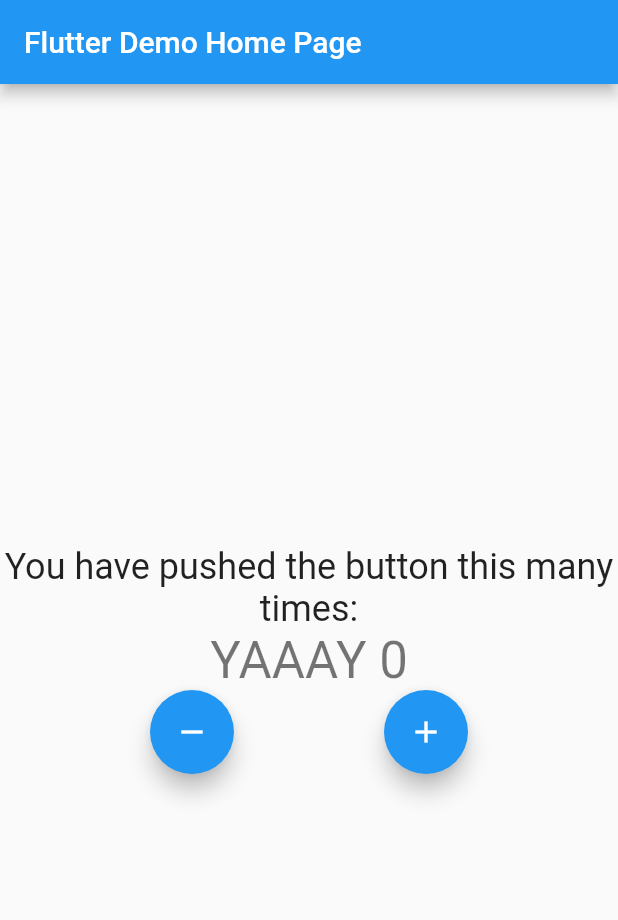
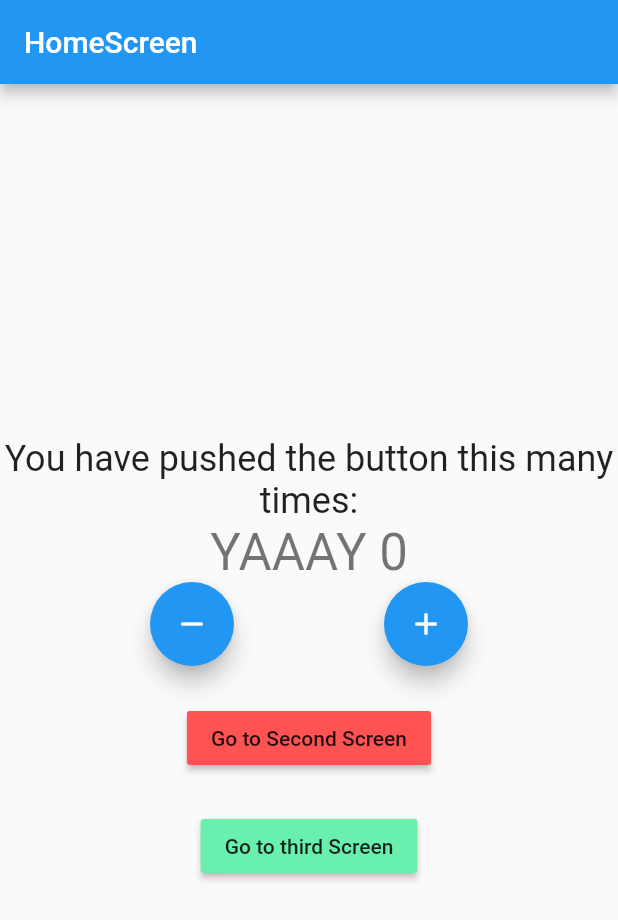
Before and after one commit to shlembo598/flutter_bloc_concepts, a Flutter app: the screen it shows after launch, on a phone screen of 412 x 824 dp. Shown: the top 920 px of the screen. Run offline on Flutter 3.47's test engine with Material 2 defaults, Android fonts, the phone set to English and light mode, and no system bars; our stand-ins replace bloc, equatable, flutter_bloc.

```diff
--- a/lib/main.dart
+++ b/lib/main.dart
@@ -1,18 +1,18 @@
 import 'package:flutter/material.dart';
 import 'package:flutter_bloc/flutter_bloc.dart';
-import 'package:flutter_bloc_concepts/cubit/counter_cubit.dart';
+import 'package:flutter_bloc_concepts/logic/cubit/counter_cubit.dart';
+import 'package:flutter_bloc_concepts/presentation/router/app_router.dart';
+import 'package:flutter_bloc_concepts/presentation/screens/home_screen.dart';
+import 'package:flutter_bloc_concepts/presentation/screens/second_screen.dart';
+import 'package:flutter_bloc_concepts/presentation/screens/third_screen.dart';
 
 void main() {
-  final CounterState counterState1 = CounterState(counterValue: 1);
-  final CounterState counterState2 = CounterState(counterValue: 1);
-  // This Should return true now
-  print(counterState1 == counterState2);
   runApp(MyApp());
 }
 
 class MyApp extends StatelessWidget {
-  // This widget is the root of your application.
-  @override
+  final AppRouter _appRouter = AppRouter();
+   @override
   Widget build(BuildContext context) {
     return BlocProvider<CounterCubit>(
       create: (context) => CounterCubit(),
@@ -21,103 +21,8 @@ class MyApp extends StatelessWidget {
         theme: ThemeData(
           primarySwatch: Colors.blue,
         ),
-        home: MyHomePage(title: 'Flutter Demo Home Page'),
+        onGenerateRoute: _appRouter.onGenerateRoute,
       ),
     );
   }
 }
-
-class MyHomePage extends StatefulWidget {
-  MyHomePage({Key key, this.title}) : super(key: key);
-  final String title;
-
-  @override
-  _MyHomePageState createState() => _MyHomePageState();
-}
-
-class _MyHomePageState extends State<MyHomePage> {
-  int _counter = 0;
-
-  void _incrementCounter() {
-    setState(() {
-      _counter++;
-    });
-  }
-
-  @override
-  Widget build(BuildContext context) {
-    return Scaffold(
-      appBar: AppBar(
-        title: Text(widget.title),
-      ),
-      body: Center(
-        child: Column(
-          mainAxisAlignment: MainAxisAlignment.center,
-          children: <Widget>[
-            Text(
-              'You have pushed the button this many times:',
-              style: Theme.of(context).textTheme.headline5,
-              textAlign: TextAlign.center,
-            ),
-            BlocConsumer<CounterCubit, CounterState>(
-              listener: (context,state){
-                if (state.wasIncremented == true) {
-                  ScaffoldMessenger.of(context).showSnackBar(SnackBar(
-                    content: Text("Incremented"),
-                    duration: Duration(milliseconds: 300),
-                  ));
-                } else if (state.wasIncremented == false) {
-                  ScaffoldMessenger.of(context).showSnackBar(SnackBar(
-                    content: Text("Decremented"),
-                    duration: Duration(milliseconds: 300),
-                  ));
-                }
-              },
-              builder: (context, state) {
-                if (state.counterValue < 0) {
-                  return Text(
-                    "BRR, NEGATIVE " + state.counterValue.toString(),
-                    style: Theme.of(context).textTheme.headline4,
-                  );
-                } else if (state.counterValue % 2 == 0) {
-                  return Text(
-                    "YAAAY " + state.counterValue.toString(),
-                    style: Theme.of(context).textTheme.headline4,
-                  );
-                } else if (state.counterValue == 5) {
-                  return Text(
-                    "HMM, NUMBER 5" + state.counterValue.toString(),
-                    style: Theme.of(context).textTheme.headline4,
-                  );
-                } else
-                  return Text(
-                    state.counterValue.toString(),
-                    style: Theme.of(context).textTheme.headline4,
-                  );
-              },
-            ),
-            Row(
-              mainAxisAlignment: MainAxisAlignment.spaceEvenly,
-              children: [
-                FloatingActionButton(
-                  onPressed: () {
-                    BlocProvider.of<CounterCubit>(context).decrement();
-                  },
-                  tooltip: "Decrement",
-                  child: Icon(Icons.remove),
-                ),
-                FloatingActionButton(
-                  onPressed: () {
-                    BlocProvider.of<CounterCubit>(context).increment();
-                  },
-                  tooltip: "Increment",
-                  child: Icon(Icons.add),
-                ),
-              ],
-            )
-          ],
-        ),
-      ),
-    );
-  }
-}
--- /dev/null
+++ b/lib/presentation/router/app_router.dart
@@ -0,0 +1,37 @@
+import 'package:flutter/cupertino.dart';
+import 'package:flutter/material.dart';
+import 'package:flutter_bloc/flutter_bloc.dart';
+import 'package:flutter_bloc_concepts/logic/cubit/counter_cubit.dart';
+import 'package:flutter_bloc_concepts/presentation/screens/home_screen.dart';
+import 'package:flutter_bloc_concepts/presentation/screens/second_screen.dart';
+import 'package:flutter_bloc_concepts/presentation/screens/third_screen.dart';
+
+class AppRouter {
+  Route onGenerateRoute(RouteSettings routeSettings) {
+    switch (routeSettings.name) {
+      case "/":
+        return MaterialPageRoute(
+            builder: (_) => HomeScreen(
+                  title: "HomeScreen",
+                  color: Colors.blueAccent,
+                ));
+        break;
+      case "/second":
+        return MaterialPageRoute(
+            builder: (_) => SecondScreen(
+                  title: "SecondScreen",
+                  color: Colors.redAccent,
+                ));
+        break;
+      case "/third":
+        return MaterialPageRoute(
+            builder: (_) => ThirdScreen(
+                  title: "ThirdScreen",
+                  color: Colors.greenAccent,
+                ));
+        break;
+      default:
+        return null;
+    }
+  }
+}
--- /dev/null
+++ b/lib/presentation/screens/home_screen.dart
@@ -0,0 +1,129 @@
+import 'package:flutter/material.dart';
+import 'package:flutter_bloc/flutter_bloc.dart';
+import 'package:flutter_bloc_concepts/logic/cubit/counter_cubit.dart';
+import 'package:flutter_bloc_concepts/presentation/screens/second_screen.dart';
+
+class HomeScreen extends StatefulWidget {
+  HomeScreen({Key key, this.title, this.color}) : super(key: key);
+  final String title;
+  final Color color;
+
+  @override
+  _HomeScreenState createState() => _HomeScreenState();
+}
+
+class _HomeScreenState extends State<HomeScreen> {
+  @override
+  Widget build(BuildContext context) {
+    return Scaffold(
+      appBar: AppBar(
+        title: Text(widget.title),
+      ),
+      body: Center(
+        child: Column(
+          mainAxisAlignment: MainAxisAlignment.center,
+          children: <Widget>[
+            Text(
+              'You have pushed the button this many times:',
+              style: Theme
+                  .of(context)
+                  .textTheme
+                  .headline5,
+              textAlign: TextAlign.center,
+            ),
+            BlocConsumer<CounterCubit, CounterState>(
+              listener: (context, state) {
+                if (state.wasIncremented == true) {
+                  ScaffoldMessenger.of(context).showSnackBar(SnackBar(
+                    content: Text("Incremented"),
+                    duration: Duration(milliseconds: 300),
+                  ));
+                } else if (state.wasIncremented == false) {
+                  ScaffoldMessenger.of(context).showSnackBar(SnackBar(
+                    content: Text("Decremented"),
+                    duration: Duration(milliseconds: 300),
+                  ));
+                }
+              },
+              builder: (context, state) {
+                if (state.counterValue < 0) {
+                  return Text(
+                    "BRR, NEGATIVE " + state.counterValue.toString(),
+                    style: Theme
+                        .of(context)
+                        .textTheme
+                        .headline4,
+                  );
+                } else if (state.counterValue % 2 == 0) {
+                  return Text(
+                    "YAAAY " + state.counterValue.toString(),
+                    style: Theme
+                        .of(context)
+                        .textTheme
+                        .headline4,
+                  );
+                } else if (state.counterValue == 5) {
+                  return Text(
+                    "HMM, NUMBER " + state.counterValue.toString(),
+                    style: Theme
+                        .of(context)
+                        .textTheme
+                        .headline4,
+                  );
+                } else
+                  return Text(
+                    state.counterValue.toString(),
+                    style: Theme
+                        .of(context)
+                        .textTheme
+                        .headline4,
+                  );
+              },
+            ),
+            Row(
+              mainAxisAlignment: MainAxisAlignment.spaceEvenly,
+              children: [
+                FloatingActionButton(
+                  heroTag: Text('${widget.title}'),
+                  onPressed: () {
+                    BlocProvider.of<CounterCubit>(context).decrement();
+                  },
+                  tooltip: "Decrement",
+                  child: Icon(Icons.remove),
+                ),
+                FloatingActionButton(
+                  heroTag: Text('${widget.title} #2'),
+                  onPressed: () {
+                    BlocProvider.of<CounterCubit>(context).increment();
+                  },
+                  tooltip: "Increment",
+                  child: Icon(Icons.add),
+                ),
+              ],
+            ),
+            SizedBox(
+              height: 24,
+            ),
+            MaterialButton(
+              onPressed: () {
+                Navigator.of(context).pushNamed('/second');
+              },
+              color: Colors.redAccent,
+              child: Text("Go to Second Screen"),
+            ),
+            SizedBox(
+              height: 24,
+            ),
+            MaterialButton(
+              onPressed: () {
+                Navigator.of(context).pushNamed('/third');
+              },
+              color: Colors.greenAccent,
+              child: Text("Go to third Screen"),
+            ),
+          ],
+        ),
+      ),
+    );
+  }
+}
```
Also changed, not shown: lib/presentation/screens/second_screen.dart (added, +97 -0 lines), lib/presentation/screens/third_screen.dart (added, +122 -0 lines), lib/logic/cubit/counter_cubit.dart (renamed from lib/cubit/counter_cubit.dart), lib/logic/cubit/counter_state.dart (renamed from lib/cubit/counter_state.dart), 1 other file.
